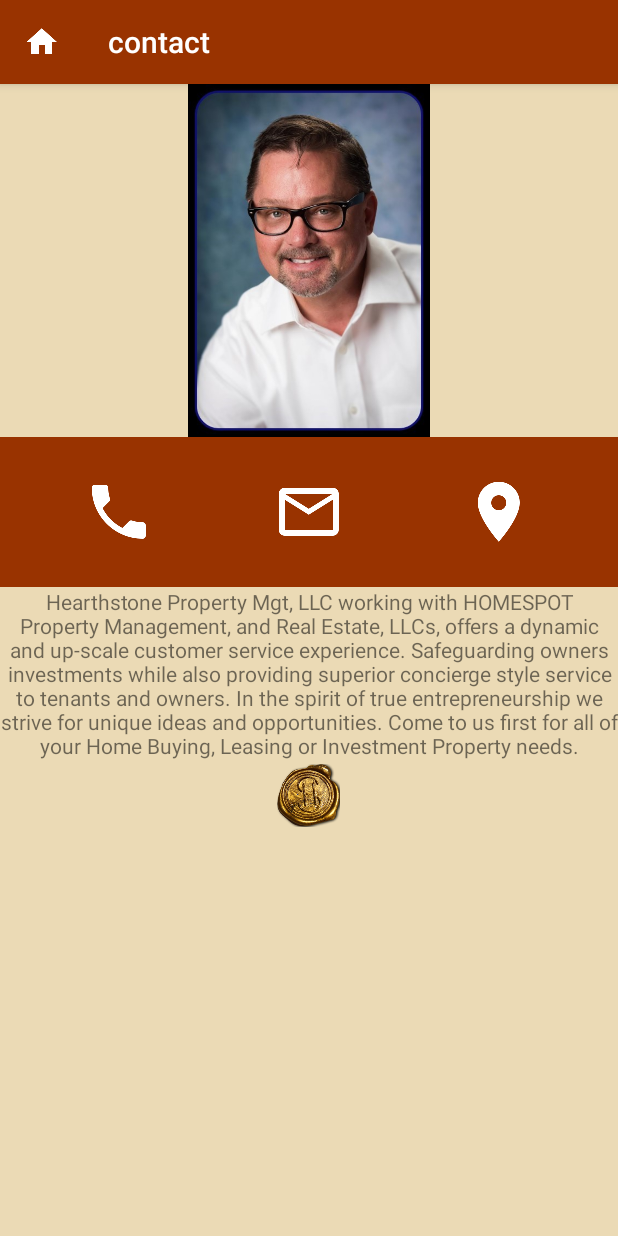
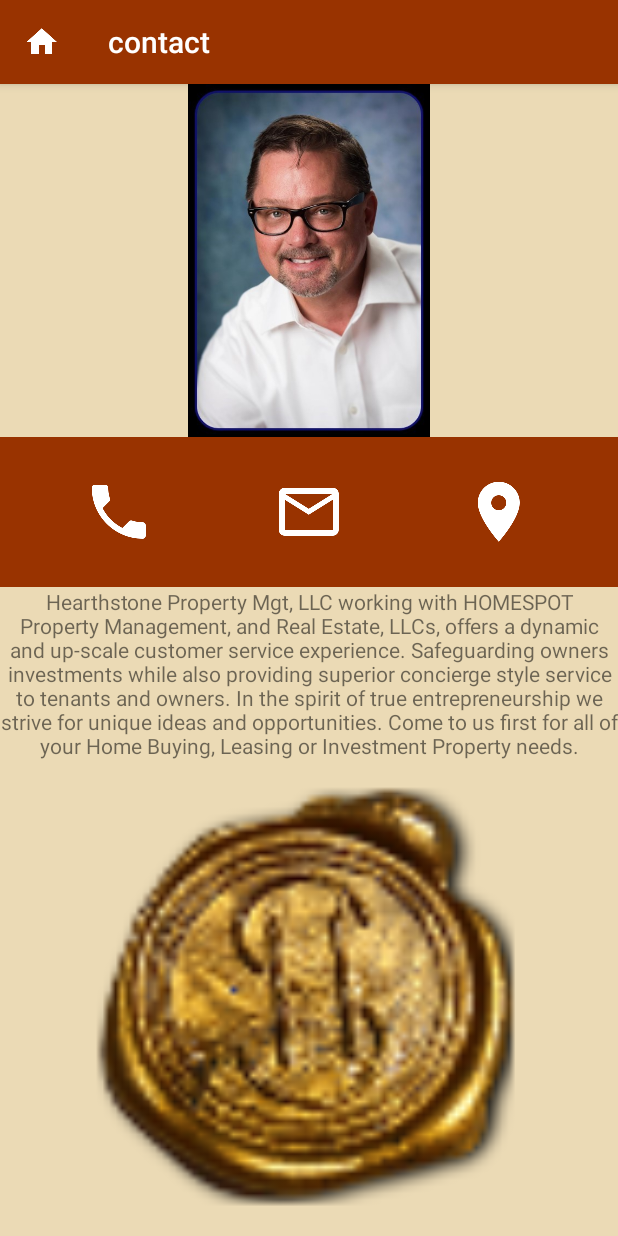
Before and after one commit to deadlycrawler/HearthstonePropertyManagement, an Android app: the contact screen opened directly, with no data from a screen before it, on a phone screen of 412 x 824 dp. Run offline under Robolectric (Android 15) with nearby library versions, the phone set to English and light mode, and no system bars.

Commit message:
implimenting contact on every page

```diff
--- a/app/src/main/java/com/tools/radio/hearthstonepropertymanagement/news.java
+++ b/app/src/main/java/com/tools/radio/hearthstonepropertymanagement/Activitys/news.java
@@ -1,8 +1,12 @@
-package com.tools.radio.hearthstonepropertymanagement;
+package com.tools.radio.hearthstonepropertymanagement.Activitys;
 
 import android.os.Bundle;
 import android.support.v7.app.AppCompatActivity;
 import android.widget.ListView;
+
+import com.tools.radio.hearthstonepropertymanagement.NewsAdapter;
+import com.tools.radio.hearthstonepropertymanagement.NewsLister;
+import com.tools.radio.hearthstonepropertymanagement.R;
 
 import java.util.ArrayList;
 
--- a/app/src/main/java/com/tools/radio/hearthstonepropertymanagement/SplashActivity.java
+++ b/app/src/main/java/com/tools/radio/hearthstonepropertymanagement/SplashActivity.java
@@ -3,6 +3,8 @@
 import android.content.Intent;
 import android.os.Bundle;
 import android.support.v7.app.AppCompatActivity;
+
+import com.tools.radio.hearthstonepropertymanagement.Activitys.MainActivity;
 
 public class SplashActivity extends AppCompatActivity {
 
--- a/app/src/main/res/layout/activity_main.xml
+++ b/app/src/main/res/layout/activity_main.xml
@@ -7,7 +7,7 @@
     android:layout_width="match_parent"
     android:layout_height="match_parent"
     android:background="@color/tan_background"
-    tools:context="com.tools.radio.hearthstonepropertymanagement.MainActivity">
+    tools:context="com.tools.radio.hearthstonepropertymanagement.Activitys.MainActivity">
 
 
     <LinearLayout
--- a/app/src/main/res/layout/contact.xml
+++ b/app/src/main/res/layout/contact.xml
@@ -25,10 +25,10 @@
 
 
     <LinearLayout
+        style="@style/CategoryStyle"
         android:layout_width="match_parent"
         android:layout_height="wrap_content"
         android:layout_gravity="center"
-        style="@style/CategoryStyle"
         android:orientation="horizontal">
 
         <ImageView
@@ -58,17 +58,23 @@
 
     </LinearLayout>
 
-    <TextView
+    <ScrollView
         android:layout_width="match_parent"
-        android:layout_height="wrap_content"
-        android:text="@string/aboutUs"
-        android:textAlignment="center" />
+        android:layout_height="118dp">
+
+        <TextView
+            android:layout_width="match_parent"
+            android:layout_height="wrap_content"
+            android:text="@string/aboutUs"
+            android:textAlignment="center" />
+    </ScrollView>
+
 
     <ImageView
         android:id="@+id/seal"
         android:layout_width="match_parent"
         android:layout_height="wrap_content"
+        android:layout_weight="1"
         android:src="@mipmap/ic_launcher" />
 
-
 </LinearLayout>
--- a/app/src/main/res/layout/sell.xml
+++ b/app/src/main/res/layout/sell.xml
@@ -25,7 +25,7 @@
         android:textColor="@color/burnt" />
 
     <TextView
-        android:id="@+id/contact"
+        android:id="@+id/contactUs"
         android:layout_width="match_parent"
         android:layout_height="wrap_content"
         android:layout_gravity="bottom"
```
Also changed, not shown: app/src/main/AndroidManifest.xml (+12 -12 lines), app/src/main/java/com/tools/radio/hearthstonepropertymanagement/Activitys/MainActivity.java (renamed from app/src/main/java/com/tools/radio/hearthstonepropertymanagement/MainActivity.java, +9 -5 lines), app/src/main/java/com/tools/radio/hearthstonepropertymanagement/Activitys/buy.java (renamed from app/src/main/java/com/tools/radio/hearthstonepropertymanagement/buy.java, +6 -1 lines), app/src/main/java/com/tools/radio/hearthstonepropertymanagement/Activitys/contact.java (renamed from app/src/main/java/com/tools/radio/hearthstonepropertymanagement/contact.java, +4 -4 lines), app/src/main/java/com/tools/radio/hearthstonepropertymanagement/Activitys/sell.java (added, +29 -0 lines), app/src/main/java/com/tools/radio/hearthstonepropertymanagement/sell.java (deleted, +0 -13 lines).
